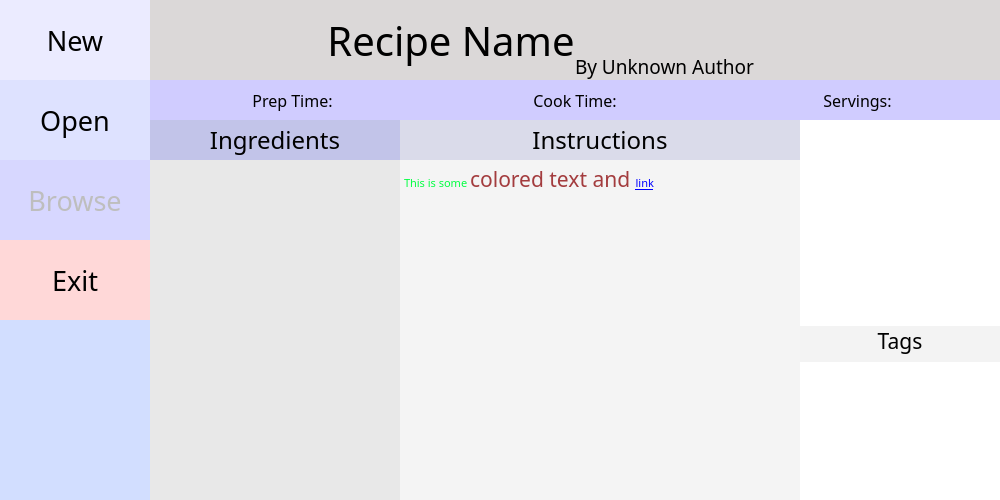
Old version of the form gui/mainwindow.ui in the repository andrewlalis/RecipeDB.
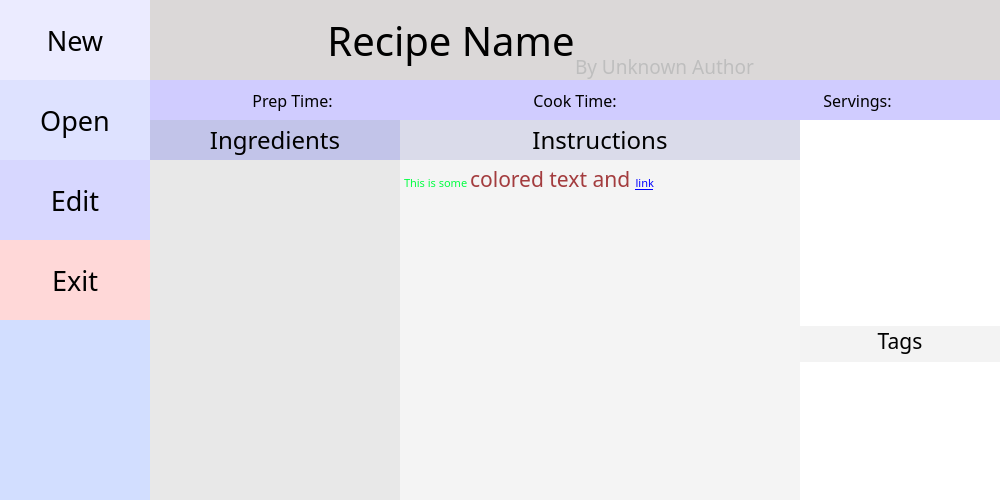
New version of the form. Icons and pictures are not drawn. Custom widgets are drawn as their Qt base class.

Commit message: Added ability to edit recipe (WIP).

What changed in the file:
```diff
--- a/gui/mainwindow.ui
+++ b/gui/mainwindow.ui
@@ -180,9 +180,9 @@
            </widget>
           </item>
           <item alignment="Qt::AlignTop">
-           <widget class="QPushButton" name="browseButton">
+           <widget class="QPushButton" name="editButton">
             <property name="enabled">
-             <bool>false</bool>
+             <bool>true</bool>
             </property>
             <property name="minimumSize">
              <size>
@@ -201,19 +201,19 @@
              <bool>false</bool>
             </property>
             <property name="styleSheet">
-             <string notr="true">QPushButton#browseButton {
+             <string notr="true">QPushButton#editButton {
 	background-color: rgb(215, 215, 255);
 	border: 0px;
 }
-QPushButton#browseButton:hover{
+QPushButton#editButton:hover{
 	background-color: rgb(225, 225, 255);
 }
-QPushButton#browseButton:pressed{
+QPushButton#editButton:pressed{
 	background-color: rgb(255, 255, 255);
 }</string>
             </property>
             <property name="text">
-             <string>Browse</string>
+             <string>Edit</string>
             </property>
             <property name="flat">
              <bool>false</bool>
@@ -363,6 +363,9 @@
           </item>
           <item alignment="Qt::AlignLeft|Qt::AlignBottom">
            <widget class="QLabel" name="authorLabel">
+            <property name="enabled">
+             <bool>false</bool>
+            </property>
             <property name="sizePolicy">
              <sizepolicy hsizetype="Minimum" vsizetype="Minimum">
               <horstretch>0</horstretch>
```
The commit also changes 7 other files.
